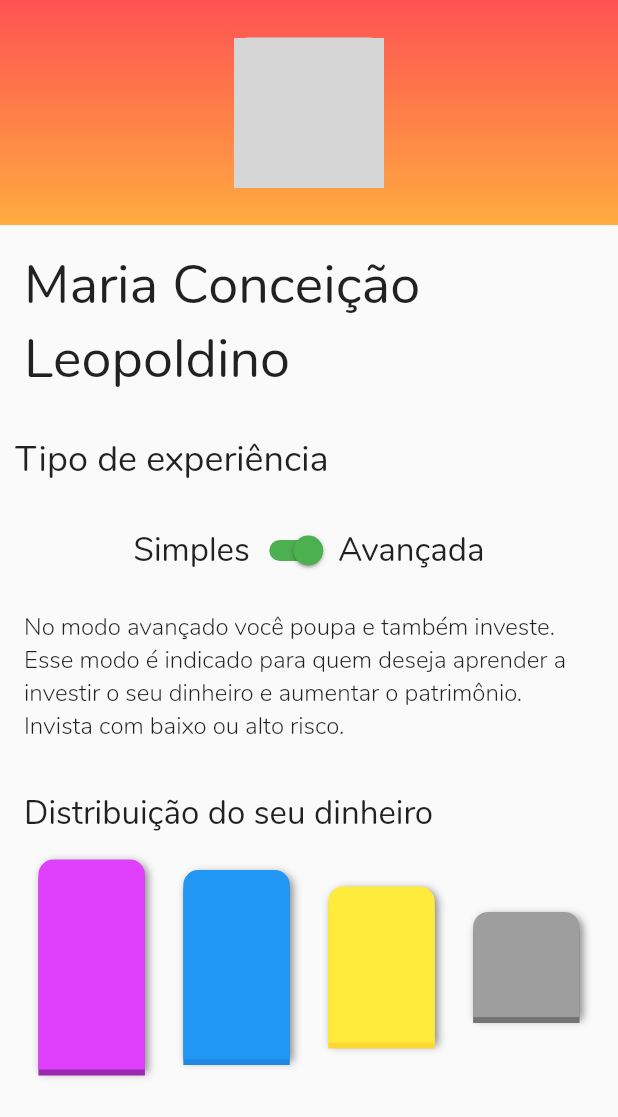
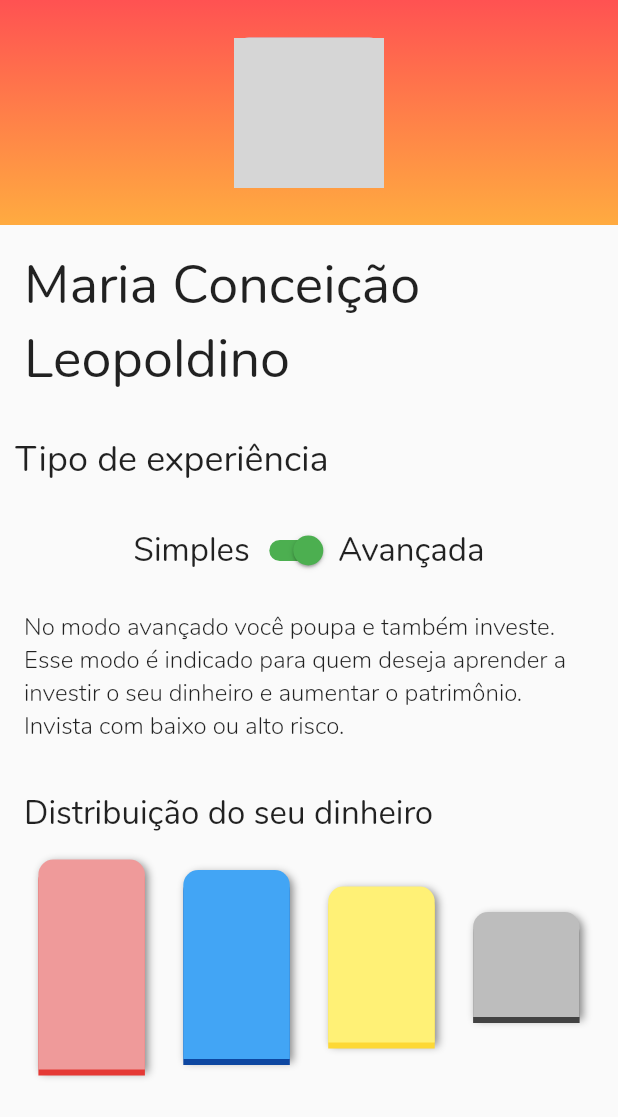
Before and after one commit to enzodanjour/hack_bmg, a Flutter app: the screen it shows after launch, on a phone screen of 412 x 824 dp. Shown: the top 1117 px of the screen. Run offline on Flutter 3.47's test engine with Material 2 defaults, Android fonts, the phone set to English and light mode, and no system bars; our stand-ins replace email_validator, flutter_money_formatter, getflutter, percent_indicator; network calls fail; grey boxes are pictures that could not be loaded.

```diff
--- a/lib/screens/profile_screen.dart
+++ b/lib/screens/profile_screen.dart
@@ -136,7 +136,7 @@ class _ProfileScreenState extends State<ProfileScreen> {
                   height: 140,
                   width: 71,
                   decoration: BoxDecoration(
-                    color: Colors.purpleAccent,
+                    color: Colors.red[200],
                     borderRadius: BorderRadius.vertical(
                       top: Radius.circular(10),
                     ),
@@ -149,7 +149,7 @@ class _ProfileScreenState extends State<ProfileScreen> {
                       ),
                       // to make the coloured border
                       BoxShadow(
-                        color: Colors.purple,
+                        color: Colors.red[600],
                         offset: Offset(0, 4),
                       ),
                     ],
@@ -160,7 +160,7 @@ class _ProfileScreenState extends State<ProfileScreen> {
                   height: 126,
                   width: 71,
                   decoration: BoxDecoration(
-                    color: Colors.blue,
+                    color: Colors.blue[400],
                     borderRadius: BorderRadius.vertical(
                       top: Radius.circular(10),
                     ),
@@ -172,7 +172,7 @@ class _ProfileScreenState extends State<ProfileScreen> {
                       ),
                       // to make the coloured border
                       BoxShadow(
-                        color: Colors.blue[600],
+                        color: Colors.blue[900],
                         offset: Offset(0, 4),
                       ),
                     ],
@@ -183,7 +183,7 @@ class _ProfileScreenState extends State<ProfileScreen> {
                   height: 104,
                   width: 71,
                   decoration: BoxDecoration(
-                    color: Colors.yellow,
+                    color: Colors.yellow[300],
                     borderRadius: BorderRadius.vertical(
                       top: Radius.circular(10),
                     ),
@@ -206,7 +206,7 @@ class _ProfileScreenState extends State<ProfileScreen> {
                   height: 70,
                   width: 71,
                   decoration: BoxDecoration(
-                    color: Colors.grey,
+                    color: Colors.grey[400],
                     borderRadius: BorderRadius.vertical(
                       top: Radius.circular(10),
                     ),
@@ -218,7 +218,7 @@ class _ProfileScreenState extends State<ProfileScreen> {
                       ),
                       // to make the coloured border
                       BoxShadow(
-                        color: Colors.grey[600],
+                        color: Colors.grey[800],
                         offset: Offset(0, 4),
                       ),
                     ],
```
